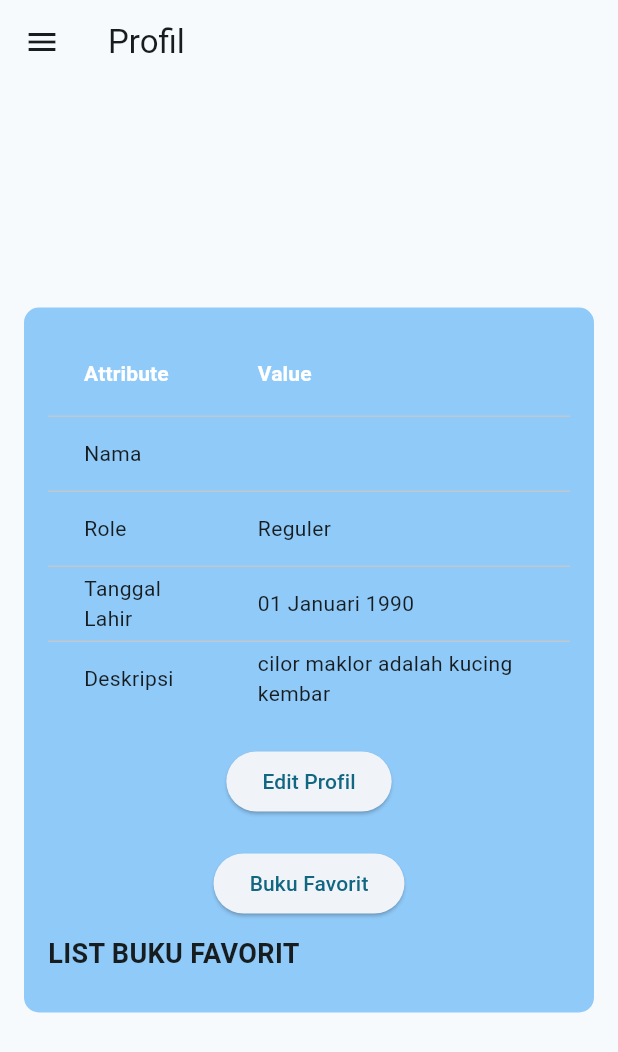
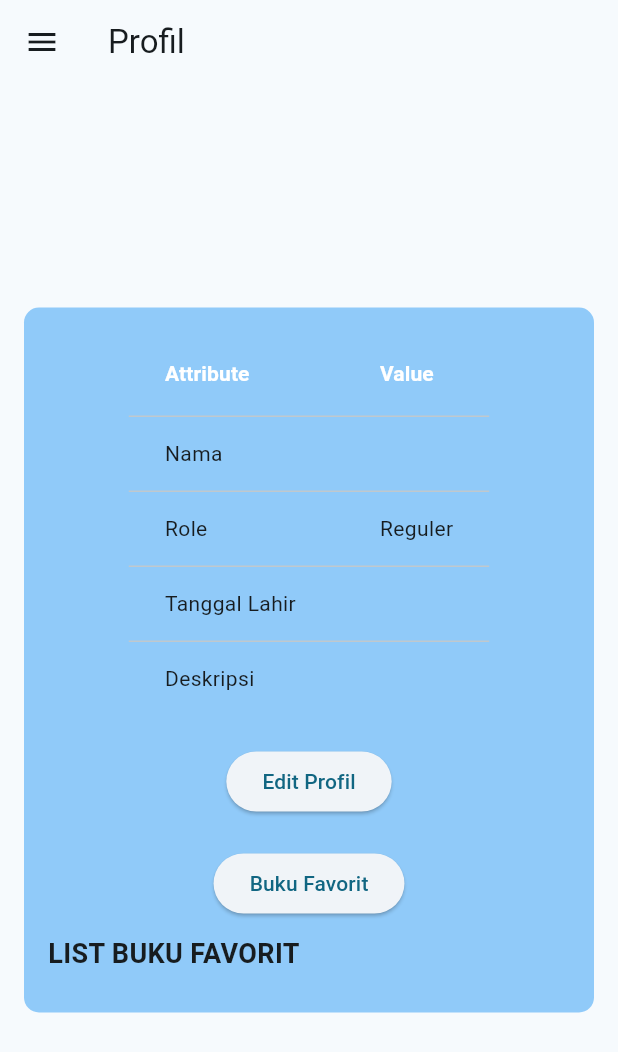
Before and after one commit to B08-PBP2023/bookify_mobile, a Flutter app: the ProfilPage screen opened directly, on a phone screen of 412 x 824 dp. Shown: the top 1052 px of the screen. Run offline on Flutter 3.47's test engine with Material 3 defaults, Android fonts, the phone set to English and light mode, and no system bars; our stand-ins replace shared_preferences; missing offline and left inert: pbp_django_auth; accounts and stored records are empty.

Commit message:
masih salah

```diff
--- a/lib/profilUser/profile_page.dart
+++ b/lib/profilUser/profile_page.dart
@@ -18,8 +18,8 @@ class _ProfilPageState extends State<ProfilPage> {
   // Data profil
   late String nama;
   String role = "Reguler";
-  String tanggalLahir = "01 Januari 1990";
-  String description = "cilor maklor adalah kucing kembar";
+  String tanggalLahir = " ";
+  String description = " ";
 
   Future<void> _loadProfileData() async {
     SharedPreferences prefs = await SharedPreferences.getInstance();
```
